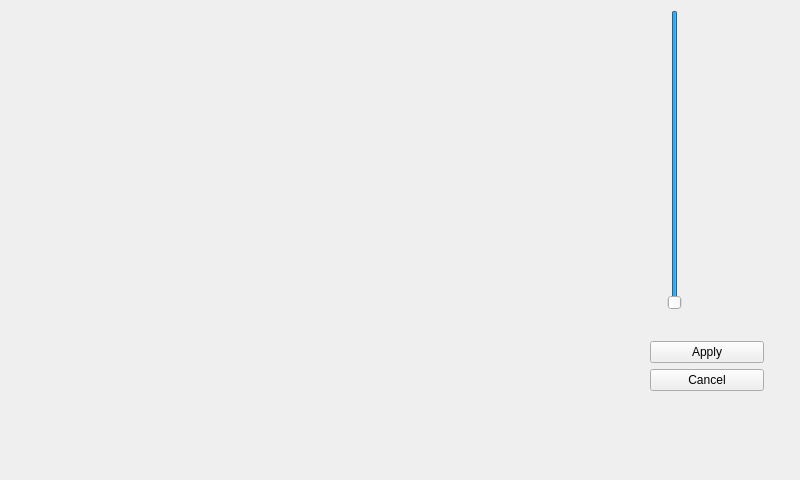
GroupDenseKitchen/KitchenOccupation, file src/Debugging/CalibrationWindow.ui: the form before one commit.
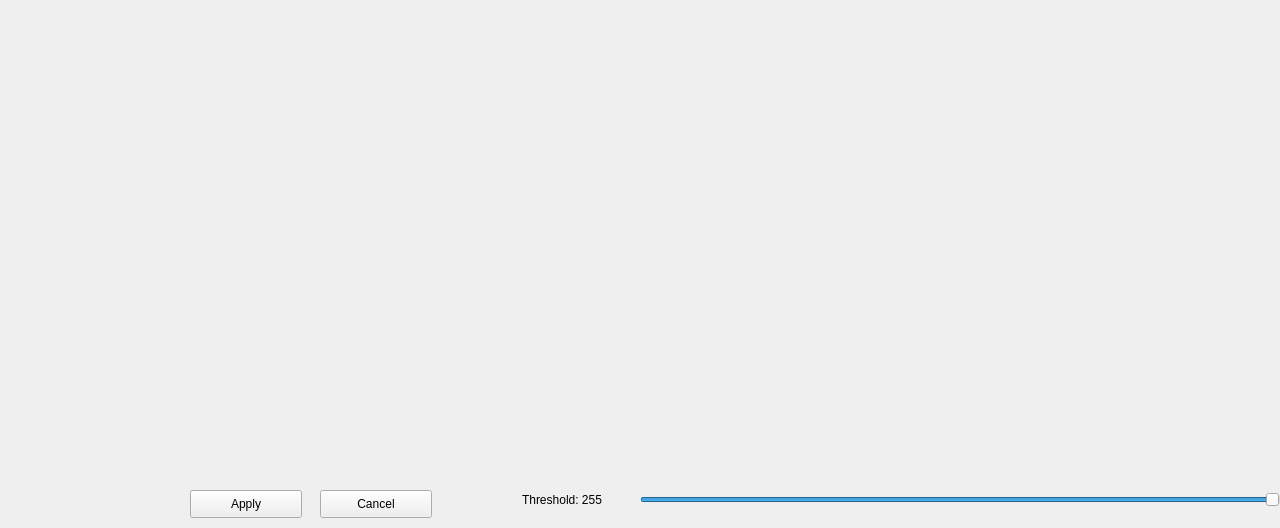
The form after the commit.

What changed in the file:
```diff
--- a/src/Debugging/CalibrationWindow.ui
+++ b/src/Debugging/CalibrationWindow.ui
@@ -6,8 +6,8 @@
    <rect>
     <x>0</x>
     <y>0</y>
-    <width>800</width>
-    <height>480</height>
+    <width>1280</width>
+    <height>528</height>
    </rect>
   </property>
   <property name="windowTitle">
@@ -29,29 +29,30 @@
     <string/>
    </property>
   </widget>
-  <widget class="QWidget" name="layoutWidget">
+  <widget class="QLabel" name="histogramLabel">
    <property name="geometry">
     <rect>
-     <x>650</x>
-     <y>10</y>
-     <width>114</width>
-     <height>381</height>
+     <x>640</x>
+     <y>0</y>
+     <width>640</width>
+     <height>480</height>
     </rect>
    </property>
-   <layout class="QVBoxLayout" name="verticalLayout">
-    <item>
+   <property name="autoFillBackground">
+    <bool>true</bool>
+   </property>
+   <property name="text">
+    <string/>
+   </property>
+  </widget>
      <widget class="QSlider" name="thresholdSlider">
-      <property name="sizePolicy">
-       <sizepolicy hsizetype="Fixed" vsizetype="Expanding">
-        <horstretch>0</horstretch>
-        <verstretch>0</verstretch>
-       </sizepolicy>
-      </property>
-      <property name="minimumSize">
-       <size>
-        <width>50</width>
-        <height>300</height>
-       </size>
+   <property name="geometry">
+    <rect>
+     <x>640</x>
+     <y>480</y>
+     <width>640</width>
+     <height>40</height>
+    </rect>
       </property>
       <property name="minimum">
        <number>1</number>
@@ -63,42 +64,56 @@
        <number>255</number>
       </property>
       <property name="orientation">
-       <enum>Qt::Vertical</enum>
-      </property>
-      <property name="invertedAppearance">
-       <bool>true</bool>
-      </property>
-     </widget>
-    </item>
-    <item>
-     <spacer name="verticalSpacer">
-      <property name="orientation">
-       <enum>Qt::Vertical</enum>
-      </property>
-      <property name="sizeHint" stdset="0">
-       <size>
-        <width>20</width>
-        <height>40</height>
-       </size>
-      </property>
-     </spacer>
-    </item>
-    <item>
-     <widget class="QPushButton" name="applyButton">
-      <property name="text">
-       <string>Apply</string>
-      </property>
-     </widget>
-    </item>
-    <item>
+    <enum>Qt::Horizontal</enum>
+   </property>
+  </widget>
      <widget class="QPushButton" name="cancelButton">
+   <property name="geometry">
+    <rect>
+     <x>320</x>
+     <y>490</y>
+     <width>112</width>
+     <height>28</height>
+    </rect>
+   </property>
       <property name="text">
        <string>Cancel</string>
       </property>
      </widget>
-    </item>
-   </layout>
+  <widget class="QPushButton" name="applyButton">
+   <property name="geometry">
+    <rect>
+     <x>190</x>
+     <y>490</y>
+     <width>112</width>
+     <height>28</height>
+    </rect>
+   </property>
+   <property name="text">
+    <string>Apply</string>
+   </property>
   </widget>
+  <widget class="QLabel" name="thresholdLabel">
+   <property name="geometry">
+    <rect>
+     <x>522</x>
+     <y>490</y>
+     <width>101</width>
+     <height>20</height>
+    </rect>
+   </property>
+   <property name="text">
+    <string>Threshold: 255</string>
+   </property>
+  </widget>
+  <zorder>imageLabel</zorder>
+  <zorder>histogramLabel</zorder>
+  <zorder>thresholdSlider</zorder>
+  <zorder>cancelButton</zorder>
+  <zorder>applyButton</zorder>
+  <zorder>cancelButton</zorder>
+  <zorder>applyButton</zorder>
+  <zorder>thresholdLabel</zorder>
  </widget>
  <resources/>
  <connections/>
```
Lines whose indentation alone changed are shown as unchanged.
